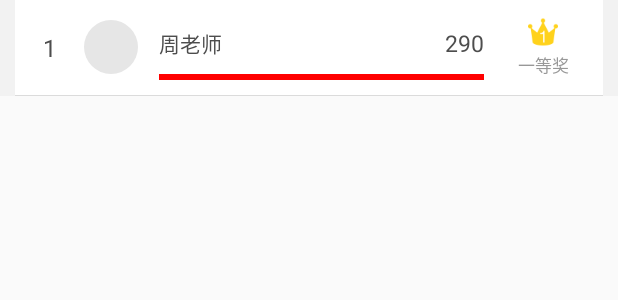
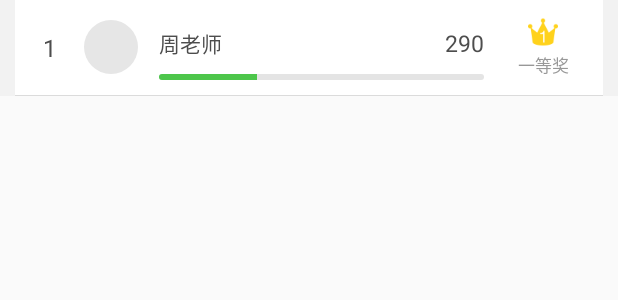
Before and after one commit to smallhorse87/MyBole, an Android app: the layout item_rank.xml on its own in the app's theme, with its tools: preview values and no code run, on a phone screen of 412 x 824 dp. Shown: the top 300 px of the screen. Run offline under Robolectric (Android 15) with nearby library versions, the phone set to English and light mode, and no system bars; plain views replace SimpleDraweeView.

Commit message:
进度栏

```diff
--- a/app/src/main/res/drawable/progress_layer.xml
+++ b/app/src/main/res/drawable/progress_layer.xml
@@ -1,5 +1,25 @@
 <?xml version="1.0" encoding="UTF-8"?>
-<layer-list xmlns:android="http://schemas.android.com/apk/res/android" android:id="@+id/probardown">
-    <item android:id="@android:id/background" android:drawable="@color/gray" />
-    <item android:id="@android:id/progress" android:drawable="@color/red" />
+<layer-list xmlns:android="http://schemas.android.com/apk/res/android">
+    <item android:id="@android:id/background">
+        <shape>
+            <corners android:radius="2.0dip" />
+            <gradient android:startColor="#e4e4e4" android:centerColor="#e4e4e4" android:endColor="#e4e4e4" android:angle="270.0" android:centerY="2.0"  />
+        </shape>
+    </item>
+    <item android:id="@android:id/progress">
+        <clip>
+            <shape>
+                <corners android:radius="2.0dip" />
+                <gradient android:startColor="#4dc64b" android:centerColor="#4dc64b" android:endColor="#4dc64b" android:angle="270.0" android:centerY="2.0"  />
+            </shape>
+        </clip>
+    </item>
+    <item android:id="@android:id/secondaryProgress">
+        <clip>
+            <shape>
+                <corners android:radius="2.0dip" />
+                <gradient android:startColor="#f9b14b" android:centerColor="#f9b14b" android:endColor="#f9b14b" android:angle="270.0" android:centerY="2.0"  />
+            </shape>
+        </clip>
+    </item>
 </layer-list>
--- a/app/src/main/res/layout/item_rank.xml
+++ b/app/src/main/res/layout/item_rank.xml
@@ -76,10 +76,10 @@
                 style="?android:attr/progressBarStyleHorizontal"
                 android:layout_width="match_parent"
                 android:layout_height="4dp"
+                android:id="@+id/pb_achievement"
                 android:progressDrawable="@drawable/progress_layer"
-                android:id="@+id/pb_achievement"
                 android:max="100"
-                android:progress="0" />
+                android:progress="30" />
 
         </LinearLayout>
 
```
Also changed, not shown: app/src/main/java/com/zhitian/mybole/activity/Rank/RankActivity.java (+28 -5 lines).
